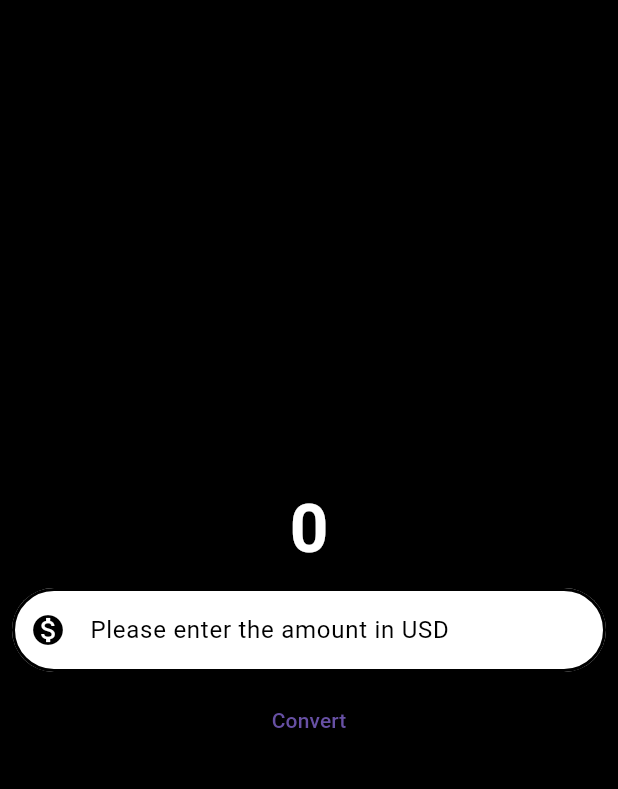
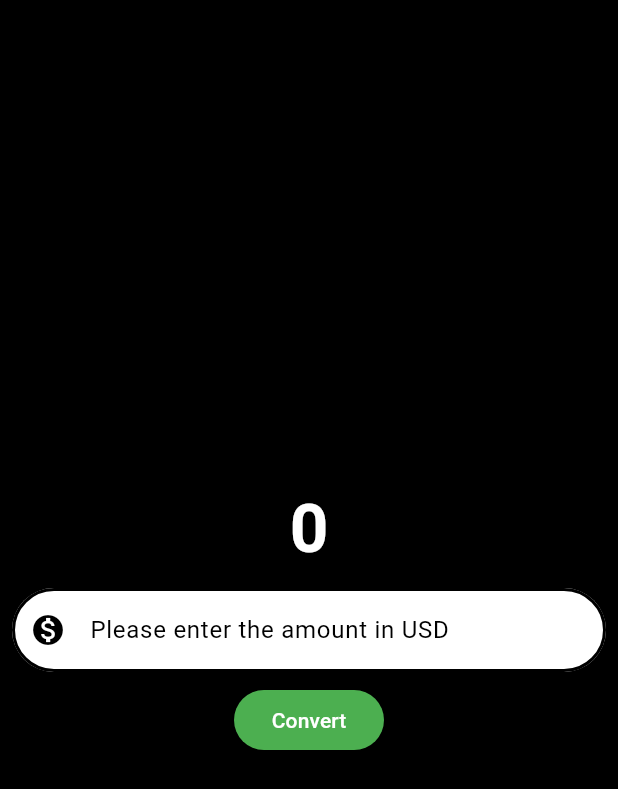
Before and after one commit to Taoheedoh/currency_converter, a Flutter app: the screen it shows after launch, after a tap on "Convert", on a phone screen of 412 x 824 dp. Shown: the top 789 px of the screen. Run offline on Flutter 3.47's test engine with Material 3 defaults, Android fonts, the phone set to English and light mode, and no system bars.

```diff
--- a/lib/currency_convert_material_page.dart
+++ b/lib/currency_convert_material_page.dart
@@ -1,3 +1,4 @@
+import 'package:flutter/foundation.dart';
 import 'package:flutter/material.dart';
 
 class CurrencyConverterMaterialPage extends StatelessWidget {
@@ -57,8 +58,15 @@ class CurrencyConverterMaterialPage extends StatelessWidget {
             ),
             TextButton(
               onPressed: () {
-
+                if (kDebugMode) {
+                  print('button clicked');
+                }
               },
+              style: const ButtonStyle(
+                backgroundColor: MaterialStatePropertyAll(Colors.green),
+                foregroundColor: MaterialStatePropertyAll(Colors.white),
+                fixedSize: MaterialStatePropertyAll(Size(100, 30),),
+              ),
               child: const Text('Convert'),
             ),
           ],
--- a/lib/main.dart
+++ b/lib/main.dart
@@ -11,6 +11,7 @@ class MyApp extends StatelessWidget {
   @override
   Widget build(BuildContext context) {
     return const MaterialApp(
+      debugShowCheckedModeBanner: false,
       home: CurrencyConverterMaterialPage(),
     );
   }
```
